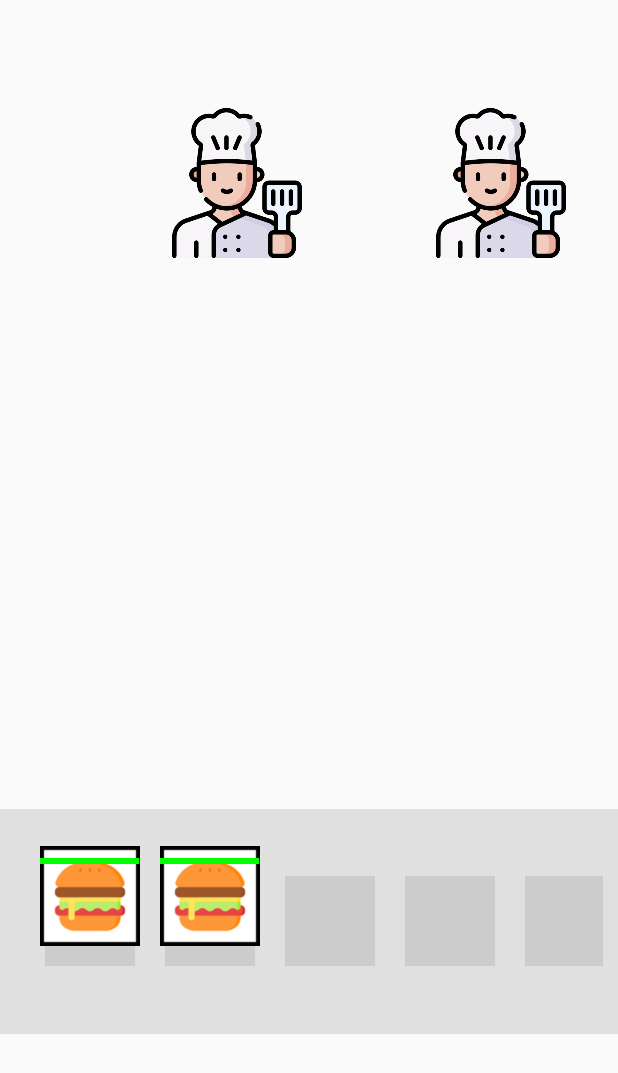
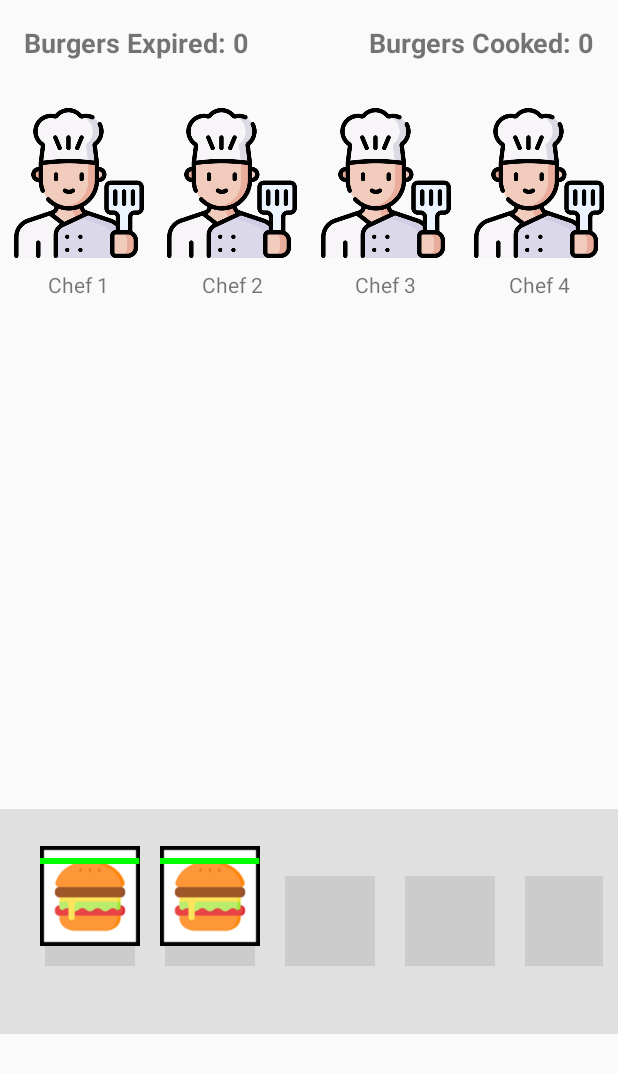
Before and after one commit to shengweikoh/cs205-ass4, an Android app built with Jetpack Compose: the screen it shows after launch (MainActivity), on a phone screen of 412 x 824 dp. Shown: the top 1073 px of the screen. Run offline under Robolectric (Android 15) with nearby library versions, the phone set to English and light mode, and no system bars.

Commit message:
Initial set up for chef formation and counters

```diff
--- a/app/build.gradle.kts
+++ b/app/build.gradle.kts
@@ -60,4 +60,7 @@ dependencies {
     androidTestImplementation(libs.androidx.ui.test.junit4)
     debugImplementation(libs.androidx.ui.tooling)
     debugImplementation(libs.androidx.ui.test.manifest)
+
+    implementation("com.github.bumptech.glide:glide:4.12.0")
+    annotationProcessor("com.github.bumptech.glide:compiler:4.12.0")
 }
--- a/app/src/main/java/com/example/cs205_ass4/game/GameEngine.kt
+++ b/app/src/main/java/com/example/cs205_ass4/game/GameEngine.kt
@@ -17,15 +17,29 @@ class GameEngine {
     val kitchenManager = KitchenManager()
 
     var burgerCounter = 0
+    var cookedBurgerCounter = 0
+    var expiredBurgerCounter = 0
 
-    // Handler for the game loop
+    // Handler for the game loop and delayed tasks.
     private val handler = Handler(Looper.getMainLooper())
-
-    // Game update interval (milliseconds)
     private val GAME_ENGINE_UPDATE_INTERVAL = 100L  // 10 updates per second
 
-    // Callback for burger expiration
+    // Callback for when burger views must be removed.
     private var onBurgersExpiredCallback: ((List<Int>) -> Unit)? = null
+    // Callback for when a burger has finished cooking.
+    private var onBurgerCookedCallback: ((Int) -> Unit)? = null
+    // Callback for notifying when a chef's state changes.
+    private var onChefStateChangedCallback: ((Int, ChefState) -> Unit)? = null
+    // Callback for when the expired burger counter changes.
+    private var onBurgerExpiredCountChangedCallback: ((Int) -> Unit)? = null
+
+    init {
+        // Spawn initial chefs.
+        chefManager.spawnChef(id = 1, x = 100f, y = 200f)
+        chefManager.spawnChef(id = 2, x = 300f, y = 200f)
+        chefManager.spawnChef(id = 3, x = 100f, y = 400f)
+        chefManager.spawnChef(id = 4, x = 300f, y = 400f)
+    }
 
     init {
         // Set up order expiration callback
@@ -68,15 +82,30 @@ class GameEngine {
     // Currently, we are using event-based callbacks to remove expired burgers
     // Meaning game engine will call game renderer remove expired burgers method when burgers expire
     // Might want to use a timer-based approach for future extension if required
+    // Callback setter for expired burger views (UI removal).
     fun setOnBurgersExpiredCallback(callback: (List<Int>) -> Unit) {
         onBurgersExpiredCallback = callback
+    }
+
+    // Callback setter for cooked burger count.
+    fun setOnBurgerCookedCallback(callback: (Int) -> Unit) {
+        onBurgerCookedCallback = callback
+    }
+
+    // Callback setter for chef state changes.
+    fun setOnChefStateChangedCallback(callback: (Int, ChefState) -> Unit) {
+        onChefStateChangedCallback = callback
+    }
+
+    // Callback setter for expired burger count changes.
+    fun setOnBurgerExpiredCountChangedCallback(callback: (Int) -> Unit) {
+        onBurgerExpiredCountChangedCallback = callback
     }
 
     fun getChefState(chefId: Int): ChefState {
         return chefManager.getChefById(chefId)?.chefState ?: ChefState.IDLE
     }
 
-    // Toggle a specific chef's state (for example, when a user taps on a chef)
     fun toggleChefState(chefId: Int) {
         chefManager.toggleChef(chefId)
     }
--- a/app/src/main/java/com/example/cs205_ass4/game/GameRenderer.kt
+++ b/app/src/main/java/com/example/cs205_ass4/game/GameRenderer.kt
@@ -10,14 +10,17 @@ import android.widget.ProgressBar
 import android.widget.RelativeLayout
 import android.graphics.PointF
 import android.graphics.Rect
+import android.widget.TextView
+import com.bumptech.glide.Glide
 import com.example.cs205_ass4.R
 import com.example.cs205_ass4.game.chef.ChefConstants
 import com.example.cs205_ass4.game.burger.BurgerConstants
+import com.example.cs205_ass4.game.chef.ChefState
 import com.example.cs205_ass4.utils.SelectionUtils
 
-class GameRenderer(private val activity: Activity, private val gameEngine: GameEngine) {
-    private lateinit var chefImage: ImageView
-    private lateinit var chefImage2: ImageView
+class GameRenderer(private val activity: Activity, private val gameEngine: GameEngine) {private lateinit var chefImageList: List<ImageView>
+    private lateinit var burgerCounterTextView: TextView
+    private lateinit var burgerExpiredTextView: TextView
     private lateinit var burgerContainer: FrameLayout
     private lateinit var kitchenCounter: RelativeLayout
 
@@ -46,19 +49,53 @@ class GameRenderer(private val activity: Activity, private val gameEngine: GameE
 
     fun setupUI() {
         // Bind chef ImageViews
-        chefImage = activity.findViewById(R.id.imageViewChef1)
-        chefImage2 = activity.findViewById(R.id.imageViewChef2)
-
+        val chef1 = activity.findViewById<ImageView>(R.id.imageViewChef1)
+        val chef2 = activity.findViewById<ImageView>(R.id.imageViewChef2)
+        val chef3 = activity.findViewById<ImageView>(R.id.imageViewChef3)
+        val chef4 = activity.findViewById<ImageView>(R.id.imageViewChef4)
+        chef1.tag = 1
+        chef2.tag = 2
+        chef3.tag = 3
+        chef4.tag = 4
         // Elevation so they appear above most things but below dragged burgers
-        chefImage.elevation = ChefConstants.CHEF_ELEVATION
-        chefImage2.elevation = ChefConstants.CHEF_ELEVATION
+        chef1.elevation = ChefConstants.CHEF_ELEVATION
+        chef2.elevation = ChefConstants.CHEF_ELEVATION
+        chef3.elevation = ChefConstants.CHEF_ELEVATION
+        chef4.elevation = ChefConstants.CHEF_ELEVATION
+        chefImageList = listOf(chef1, chef2, chef3, chef4)
 
         burgerContainer = activity.findViewById(R.id.burgerContainer)
         kitchenCounter = activity.findViewById(R.id.kitchenCounter)
 
+        // Bind the counter TextViews.
+        burgerCounterTextView = activity.findViewById(R.id.textViewBurgerCounter)
+        burgerExpiredTextView = activity.findViewById(R.id.textViewBurgerExpired)
+
         // Set up grid positions after layout
         kitchenCounter.post {
             setupGridPositions()
+        }
+
+        // Set callback to update the "cooked" counter.
+        gameEngine.setOnBurgerCookedCallback { count ->
+            activity.runOnUiThread {
+                burgerCounterTextView.text = "Burgers Cooked: $count"
+            }
+        }
+
+        // Set callback to update the "expired" counter.
+        gameEngine.setOnBurgerExpiredCountChangedCallback { count ->
+            activity.runOnUiThread {
+                burgerExpiredTextView.text = "Burgers Expired: $count"
+            }
+        }
+
+        // Set callback to update chef image when state changes.
+        gameEngine.setOnChefStateChangedCallback { chefId, state ->
+            activity.runOnUiThread {
+                val chefView = chefImageList.find { (it.tag as? Int) == chefId }
+                chefView?.let { updateChefImage(it, chefId) }
+            }
         }
 
         // Register for burger expiration callbacks
@@ -67,8 +104,10 @@ class GameRenderer(private val activity: Activity, private val gameEngine: GameE
         }
 
         // Register chefs as interaction targets
-        selectBurgerToChef.registerInteractionTarget(chefImage)
-        selectBurgerToChef.registerInteractionTarget(chefImage2)
+        selectBurgerToChef.registerInteractionTarget(chef1)
+        selectBurgerToChef.registerInteractionTarget(chef2)
+        selectBurgerToChef.registerInteractionTarget(chef3)
+        selectBurgerToChef.registerInteractionTarget(chef4)
     }
 
     private fun setupGridPositions() {
@@ -220,44 +259,20 @@ class GameRenderer(private val activity: Activity, private val gameEngine: GameE
         decayHandler.post(decayRunnable)
     }
 
+    private fun updateChefImage(chefImageView: ImageView, chefId: Int) {
+        val state = gameEngine.getChefState(chefId)
+        if (state == ChefState.COOKING) {
+            Glide.with(chefImageView.context)
+                .asGif()
+                .load(R.drawable.chef_cooking)
+                .into(chefImageView)
+        } else {
+            chefImageView.setImageResource(R.drawable.chef_idle)
+        }
+    }
+
     fun cleanup() {
         selectBurgerToChef.cleanup()
         gameEngine.stopGame()
     }
 }
-
-//    // Drag listener on the chef image.
-//    private val chefDragListener = View.OnDragListener { _, event ->
-//        when (event.action) {
-//            DragEvent.ACTION_DRAG_STARTED -> true
-//            DragEvent.ACTION_DROP -> {
-//                // When a burger is dropped on the chef, retrieve the burger view.
-//                val draggedView = event.localState as? View
-//                draggedView?.let { view ->
-//                    val burgerId = view.tag as? Int
-//                    if (burgerId != null) {
-//                        // Start cooking the burger with chef id = 1 (adjust as needed).
-//                        gameEngine.startCookingBurger(chefId = 1, burgerId = burgerId)
-//                        // Remove the burger view from the container.
-//                        burgerContainer.removeView(view)
-//                        // Update the chef image to reflect the cooking state.
-//                        updateChefImage(chefImage, 1)
-//                    }
-//                }
-//                true
-//            }
-//            else -> true
-//        }
-//    }
-//
-//    // Updates the chef's ImageView based on its state.
-//    private fun updateChefImage(imageView: ImageView, chefId: Int) {
-//        val state = gameEngine.getChefState(chefId)
-//        val drawableRes = if (state == ChefState.COOKING) {
-//            R.drawable.chef_cooking
-//        } else {
-//            R.drawable.chef_idle
-//        }
-//        imageView.setImageResource(drawableRes)
-//    }
-//}
--- a/app/src/main/java/com/example/cs205_ass4/game/chef/Chef.kt
+++ b/app/src/main/java/com/example/cs205_ass4/game/chef/Chef.kt
@@ -6,5 +6,8 @@ enum class ChefState {
 
 data class Chef(
     val id: Int,
-    var chefState: ChefState = ChefState.IDLE
+    var xPosition: Float,
+    var yPosition: Float,
+    var chefState: ChefState = ChefState.IDLE,
+    var currentBurgerId: Int? = null  // Track the burger (process) being handled
 )
--- a/app/src/main/java/com/example/cs205_ass4/game/chef/ChefManager.kt
+++ b/app/src/main/java/com/example/cs205_ass4/game/chef/ChefManager.kt
@@ -3,12 +3,29 @@ package com.example.cs205_ass4.game.chef
 class ChefManager {
     private val chefs = mutableListOf<Chef>()
 
-    fun spawnChef(id: Int, chefState: ChefState) {
-        chefs.add(Chef(id, chefState = ChefState.IDLE))
+    fun spawnChef(id: Int, x: Float, y: Float) {
+        chefs.add(Chef(id, x, y))
     }
 
     fun getChefById(id: Int): Chef? {
         return chefs.find { it.id == id }
+    }
+
+    // Only assign a burger if the chef is currently idle.
+    fun assignBurgerToChef(chefId: Int, burgerId: Int) {
+        val chef = getChefById(chefId)
+        if (chef != null && chef.chefState == ChefState.IDLE) {
+            chef.chefState = ChefState.COOKING
+            chef.currentBurgerId = burgerId
+        }
+    }
+
+    // Mark the chef as finished and reset state.
+    fun finishCooking(chefId: Int) {
+        getChefById(chefId)?.let { chef ->
+            chef.chefState = ChefState.IDLE
+            chef.currentBurgerId = null
+        }
     }
 
     fun toggleChef(chefId: Int) {
--- a/app/src/main/res/layout/activity_main.xml
+++ b/app/src/main/res/layout/activity_main.xml
@@ -7,47 +7,124 @@
     android:layout_height="match_parent"
     tools:context=".MainActivity">
 
+    <!-- Cooked Burger Counter (top right) -->
+    <TextView
+        android:id="@+id/textViewBurgerCounter"
+        android:layout_width="wrap_content"
+        android:layout_height="wrap_content"
+        android:text="Burgers Cooked: 0"
+        android:textSize="18sp"
+        android:textStyle="bold"
+        android:layout_marginTop="16dp"
+        android:layout_marginEnd="16dp"
+        app:layout_constraintEnd_toEndOf="parent"
+        app:layout_constraintTop_toTopOf="parent" />
+
+    <!-- Expired Burger Counter (top left) -->
+    <TextView
+        android:id="@+id/textViewBurgerExpired"
+        android:layout_width="wrap_content"
+        android:layout_height="wrap_content"
+        android:text="Burgers Expired: 0"
+        android:textSize="18sp"
+        android:textStyle="bold"
+        android:layout_marginTop="16dp"
+        android:layout_marginStart="16dp"
+        app:layout_constraintStart_toStartOf="parent"
+        app:layout_constraintTop_toTopOf="parent" />
+
+    <!-- Chef 1 -->
     <ImageView
         android:id="@+id/imageViewChef1"
         android:layout_width="100dp"
         android:layout_height="100dp"
-        android:layout_marginStart="108dp"
+        android:src="@drawable/chef_idle"
+        android:scaleType="fitCenter"
         android:layout_marginTop="72dp"
-        android:scaleType="fitCenter"
-        android:src="@drawable/chef"
         app:layout_constraintStart_toStartOf="parent"
-        app:layout_constraintTop_toTopOf="parent" />
+        app:layout_constraintEnd_toStartOf="@id/imageViewChef2"
+        app:layout_constraintTop_toTopOf="parent"
+        app:layout_constraintHorizontal_chainStyle="spread" />
 
+    <!-- Label for Chef 1 -->
+    <TextView
+        android:id="@+id/textViewChef1"
+        android:layout_width="wrap_content"
+        android:layout_height="wrap_content"
+        android:text="Chef 1"
+        android:layout_marginTop="8dp"
+        app:layout_constraintTop_toBottomOf="@id/imageViewChef1"
+        app:layout_constraintStart_toStartOf="@id/imageViewChef1"
+        app:layout_constraintEnd_toEndOf="@id/imageViewChef1" />
+
+    <!-- Chef 2 -->
     <ImageView
         android:id="@+id/imageViewChef2"
         android:layout_width="100dp"
         android:layout_height="100dp"
-        android:layout_marginStart="76dp"
+        android:src="@drawable/chef_idle"
         android:scaleType="fitCenter"
-        android:src="@drawable/chef"
-        app:layout_constraintBottom_toBottomOf="@+id/imageViewChef1"
+        android:layout_marginTop="72dp"
         app:layout_constraintStart_toEndOf="@id/imageViewChef1"
-        app:layout_constraintTop_toTopOf="@id/imageViewChef1"
-        app:layout_constraintVertical_bias="1.0" />
+        app:layout_constraintEnd_toStartOf="@id/imageViewChef3"
+        app:layout_constraintTop_toTopOf="parent" />
 
-    <TextView
-        android:id="@+id/textViewChef1"
-        android:layout_width="wrap_content"
-        android:layout_height="wrap_content"
-        android:text="Chef 2"
-        app:layout_constraintBottom_toBottomOf="@+id/imageViewChef1"
-        app:layout_constraintEnd_toEndOf="@+id/imageViewChef1"
-        app:layout_constraintHorizontal_bias="0.505"
-        app:layout_constraintStart_toStartOf="@+id/imageViewChef1" />
-
+    <!-- Label for Chef 2 -->
     <TextView
         android:id="@+id/textViewChef2"
         android:layout_width="wrap_content"
         android:layout_height="wrap_content"
-        android:text="Chef 1"
-        app:layout_constraintBottom_toBottomOf="@+id/imageViewChef2"
-        app:layout_constraintEnd_toEndOf="@+id/imageViewChef2"
-        app:layout_constraintStart_toStartOf="@+id/imageViewChef2" />
+        android:text="Chef 2"
+        android:layout_marginTop="8dp"
+        app:layout_constraintTop_toBottomOf="@id/imageViewChef2"
+        app:layout_constraintStart_toStartOf="@id/imageViewChef2"
+        app:layout_constraintEnd_toEndOf="@id/imageViewChef2" />
+
+    <!-- Chef 3 -->
+    <ImageView
+        android:id="@+id/imageViewChef3"
+        android:layout_width="100dp"
+        android:layout_height="100dp"
+        android:src="@drawable/chef_idle"
+        android:scaleType="fitCenter"
+        android:layout_marginTop="72dp"
+        app:layout_constraintStart_toEndOf="@id/imageViewChef2"
+        app:layout_constraintEnd_toStartOf="@id/imageViewChef4"
+        app:layout_constraintTop_toTopOf="parent" />
+
+    <!-- Label for Chef 3 -->
+    <TextView
+        android:id="@+id/textViewChef3"
+        android:layout_width="wrap_content"
+        android:layout_height="wrap_content"
+        android:text="Chef 3"
+        android:layout_marginTop="8dp"
+        app:layout_constraintTop_toBottomOf="@id/imageViewChef3"
+        app:layout_constraintStart_toStartOf="@id/imageViewChef3"
+        app:layout_constraintEnd_toEndOf="@id/imageViewChef3" />
+
+    <!-- Chef 4 -->
+    <ImageView
+        android:id="@+id/imageViewChef4"
+        android:layout_width="100dp"
+        android:layout_height="100dp"
+        android:src="@drawable/chef_idle"
+        android:scaleType="fitCenter"
+        android:layout_marginTop="72dp"
+        app:layout_constraintStart_toEndOf="@id/imageViewChef3"
+        app:layout_constraintEnd_toEndOf="parent"
+        app:layout_constraintTop_toTopOf="parent" />
+
+    <!-- Label for Chef 4 -->
+    <TextView
+        android:id="@+id/textViewChef4"
+        android:layout_width="wrap_content"
+        android:layout_height="wrap_content"
+        android:text="Chef 4"
+        android:layout_marginTop="8dp"
+        app:layout_constraintTop_toBottomOf="@id/imageViewChef4"
+        app:layout_constraintStart_toStartOf="@id/imageViewChef4"
+        app:layout_constraintEnd_toEndOf="@id/imageViewChef4" />
 
 
     <!-- Kitchen Counter -->
```
Also changed, not shown: app/src/main/res/drawable/burger_bottom.png (added), app/src/main/res/drawable/burger_lettuce.png (added), app/src/main/res/drawable/burger_patty.png (added), app/src/main/res/drawable/burger_tomato.png (added), app/src/main/res/drawable/burger_top.png (added), app/src/main/res/drawable/chef_cooking.gif (added), app/src/main/res/drawable/chef_idle.png (renamed from app/src/main/res/drawable/chef.png).
